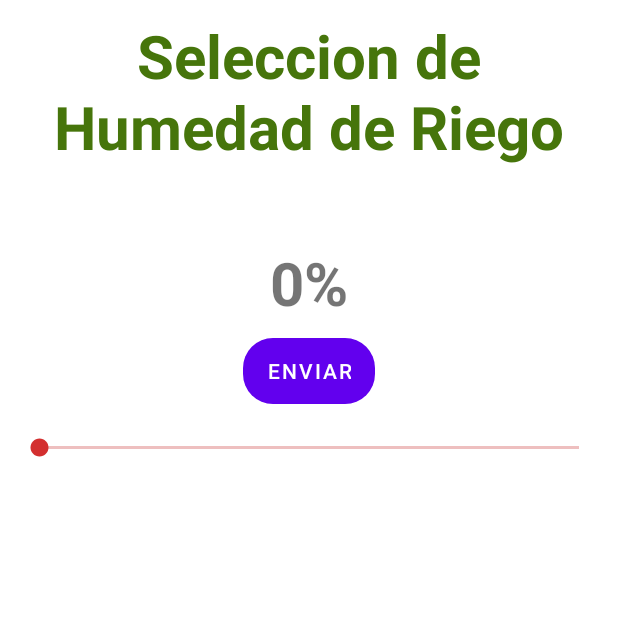
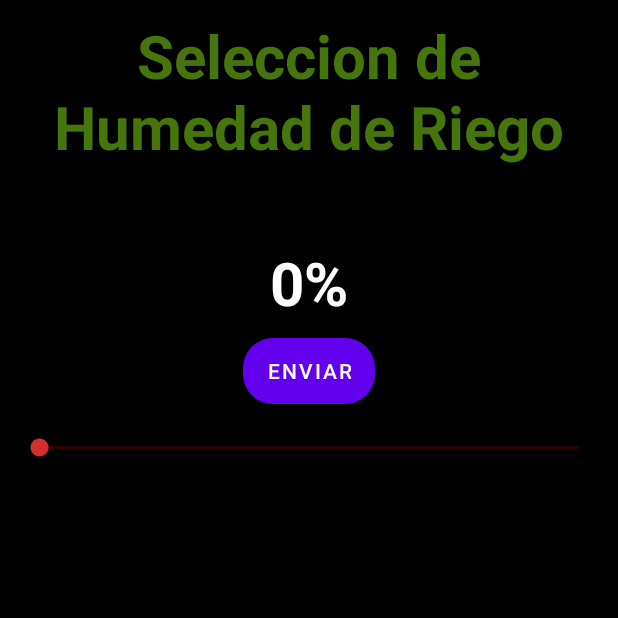
Before and after one commit to PaGuiCri/MiTerrazaIoT, an Android app: the MainActivityBT screen opened directly, with no data from a screen before it, after a tap on "HUMEDAD DE RIEGO", on a phone screen of 412 x 824 dp, the top half of it. Run offline under Robolectric (Android 15) with nearby library versions, the phone set to English and light mode, and no system bars; our stand-ins replace Firebase (no records; nobody signed in at launch, a user with empty details on screens opened directly); 11 statements that could not run were skipped.

Commit message:
cambio gestion horario riego, cambio colores y diseño

```diff
--- a/app/src/main/java/com/pablo/miterrazaiot/MainActivityBT.java
+++ b/app/src/main/java/com/pablo/miterrazaiot/MainActivityBT.java
@@ -36,16 +36,14 @@ public class MainActivityBT extends AppCompatActivity {
     DatabaseReference DataOK;
     DatabaseReference DataDatosRiego;
     DatabaseReference DataRiegoConectado;
-    DatabaseReference DataHorarioRiego;
 
     private Medidas medidas;
     private DHT11 DHT11;
     private Higro Higro;
     private DatosRiego datosRiego;
-    private HorarioRiego horarioRiego;
 
     int tempAmb, humAmb, humSus;
-    boolean riego_on = false;
+    boolean riegoOn = false;
 
     @RequiresApi(api = Build.VERSION_CODES.M)
     @Override
@@ -72,7 +70,6 @@ public class MainActivityBT extends AppCompatActivity {
         DataOK = database.getReference("OK");
         DataDatosRiego = database.getReference("DatosRiego");
         DataRiegoConectado = database.getReference("RiegoConectado");
-        DataHorarioRiego = database.getReference("HorarioRiego");
 
         btnAccesoTiempo.setOnClickListener(new View.OnClickListener() {
             @Override
@@ -91,8 +88,8 @@ public class MainActivityBT extends AppCompatActivity {
         DataRiegoConectado.addValueEventListener(new ValueEventListener() {
             @Override
             public void onDataChange(@NonNull DataSnapshot snapshot) {
-                riego_on = snapshot.getValue(boolean.class);
-                if(riego_on){
+                riegoOn = snapshot.getValue(boolean.class);
+                if(riegoOn){
                     txtLimiteHum.setTextColor(Color.rgb(0,255,0));
                     txtTiempoRiego.setTextColor(Color.rgb(0,255,0));
                     Toast.makeText(getApplicationContext(), "RIEGO CONECTADO", Toast.LENGTH_SHORT).show();
@@ -111,22 +108,13 @@ public class MainActivityBT extends AppCompatActivity {
             @Override
             public void onDataChange(@NonNull DataSnapshot snapshot) {
                 Boolean temp = snapshot.getValue(boolean.class);
-                if(temp == true){
+                if(temp){
                     btnAuto.setTextColor(-16711936);
                     btnAuto.setChecked(true);
-                }else if( temp == false) {
+                }else {
                     btnAuto.setTextColor(-65536);
                     btnAuto.setChecked(false);
                 }
-            }
-            @Override
-            public void onCancelled(@NonNull DatabaseError error) {
-            }
-        });
-        DataHorarioRiego.addValueEventListener(new ValueEventListener() {
-            @Override
-            public void onDataChange(@NonNull DataSnapshot snapshot) {
-                HorarioRiego horarioRiego = snapshot.getValue(HorarioRiego.class);
             }
             @Override
             public void onCancelled(@NonNull DatabaseError error) {
@@ -137,7 +125,7 @@ public class MainActivityBT extends AppCompatActivity {
             @Override
             public void onDataChange(@NonNull DataSnapshot snapshot) {
                 DatosRiego datosRiego = snapshot.getValue(DatosRiego.class);
-                if(riego_on){
+                if(riegoOn){
                     txtLimiteHum.setText("" + datosRiego.getHumRiego() + "%");
                     txtTiempoRiego.setText("" + datosRiego.getTiempoRiego() + "min.");
                 }
@@ -150,7 +138,7 @@ public class MainActivityBT extends AppCompatActivity {
             @Override
             public void onDataChange(@NonNull DataSnapshot snapshot) {
                 int temp = snapshot.getValue(int.class);
-                if(!riego_on){
+                if(!riegoOn){
                     txtLimiteHum.setText("" + temp + "%");
                 }
             }
@@ -162,7 +150,7 @@ public class MainActivityBT extends AppCompatActivity {
             @Override
             public void onDataChange(@NonNull DataSnapshot snapshot) {
                 int temp = snapshot.getValue(int.class);
-                if(!riego_on){
+                if(!riegoOn){
                     txtTiempoRiego.setText("" + temp + "min.");
                 }
             }
--- a/app/src/main/res/layout/activity_main.xml
+++ b/app/src/main/res/layout/activity_main.xml
@@ -234,6 +234,7 @@
         android:textOn="ON"
         android:textSize="25dp"
         android:textStyle="bold"
+        android:background="@drawable/rounded_button"
         app:layout_constraintEnd_toStartOf="@+id/btnAccesoTiempo"
         app:layout_constraintStart_toStartOf="parent"
         app:layout_constraintTop_toBottomOf="@+id/btnAccesoTiempo" />
@@ -249,6 +250,7 @@
         android:textOn="ON"
         android:textSize="25dp"
         android:textStyle="bold"
+        android:background="@drawable/rounded_button"
         app:layout_constraintEnd_toEndOf="parent"
         app:layout_constraintStart_toEndOf="@+id/btnAccesoTiempo"
         app:layout_constraintTop_toBottomOf="@+id/btnAccesoTiempo" />
--- a/app/src/main/res/layout/activity_seleccion_humedad_riego.xml
+++ b/app/src/main/res/layout/activity_seleccion_humedad_riego.xml
@@ -4,6 +4,7 @@
     xmlns:tools="http://schemas.android.com/tools"
     android:layout_width="match_parent"
     android:layout_height="match_parent"
+    android:background="@color/black"
     tools:context=".SeleccionHumedadRiego">
 
     <Button
@@ -46,6 +47,7 @@
         android:hint="%"
         android:inputType="textPersonName"
         android:text="%"
+        android:textColor="@color/white"
         android:textSize="40dp"
         android:textStyle="bold"
         app:layout_constraintEnd_toEndOf="@+id/TitHumRiego"
--- a/app/src/main/res/layout/activity_seleccion_tiempo_riego.xml
+++ b/app/src/main/res/layout/activity_seleccion_tiempo_riego.xml
@@ -6,6 +6,7 @@
     android:layout_width="match_parent"
     android:layout_height="match_parent"
     android:fitsSystemWindows="true"
+    android:background="@color/black"
     tools:context=".SeleccionTiempoRiego">
 
     <TextView
@@ -119,9 +120,9 @@
         android:gravity="center"
         android:hint=""
         android:inputType="textPersonName"
-        android:text="min."
         android:textSize="40dp"
         android:textStyle="bold"
+        android:textColor="@color/white"
         app:layout_constraintEnd_toEndOf="@+id/titAmb"
         app:layout_constraintStart_toStartOf="@+id/titAmb"
         app:layout_constraintTop_toBottomOf="@+id/titAmb"
@@ -138,6 +139,7 @@
         android:inputType="textPersonName"
         android:textSize="35dp"
         android:textStyle="bold"
+        android:textColor="@color/white"
         app:layout_constraintEnd_toEndOf="@+id/BtnHoraInicio"
         app:layout_constraintStart_toStartOf="@+id/BtnHoraInicio"
         app:layout_constraintTop_toBottomOf="@+id/BtnHoraInicio"
@@ -154,6 +156,7 @@
         android:inputType="textPersonName"
         android:textSize="35dp"
         android:textStyle="bold"
+        android:textColor="@color/white"
         app:layout_constraintEnd_toEndOf="@+id/BtnHoraFin"
         app:layout_constraintStart_toStartOf="@+id/BtnHoraFin"
         app:layout_constraintTop_toBottomOf="@+id/BtnHoraFin"
```
Also changed, not shown: app/src/main/java/com/pablo/miterrazaiot/HorarioRiego.java (deleted, +0 -31 lines), app/src/main/java/com/pablo/miterrazaiot/MainActivity.java (+0 -12 lines), app/src/main/java/com/pablo/miterrazaiot/SeleccionTiempoRiego.java (+15 -14 lines).
